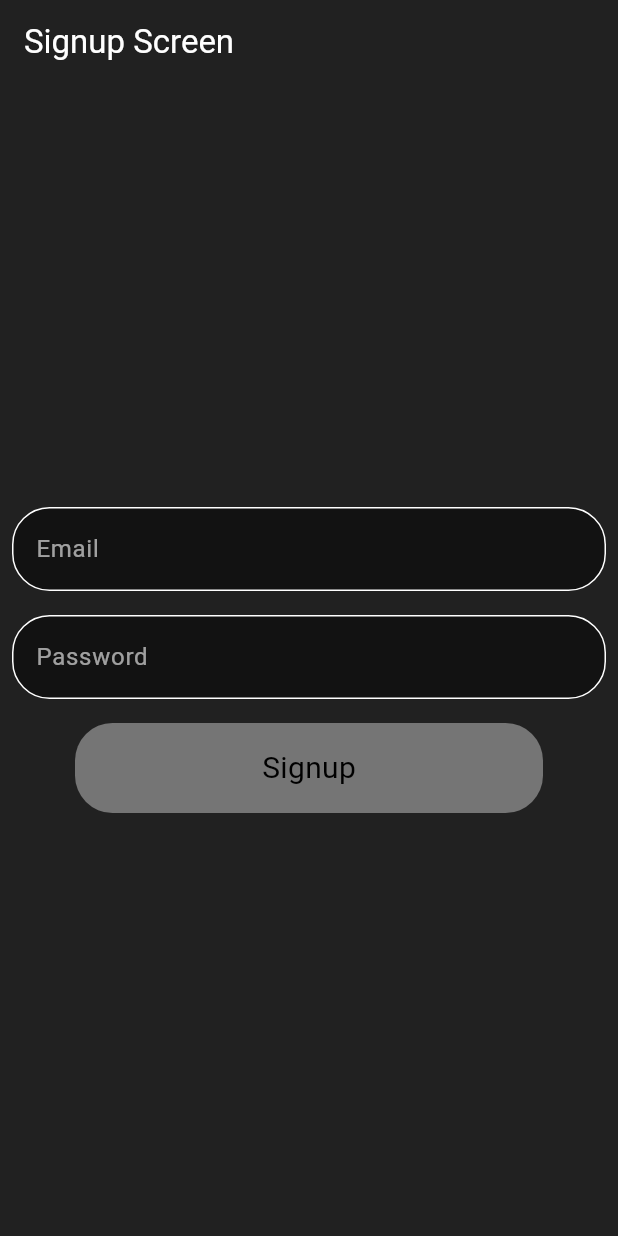
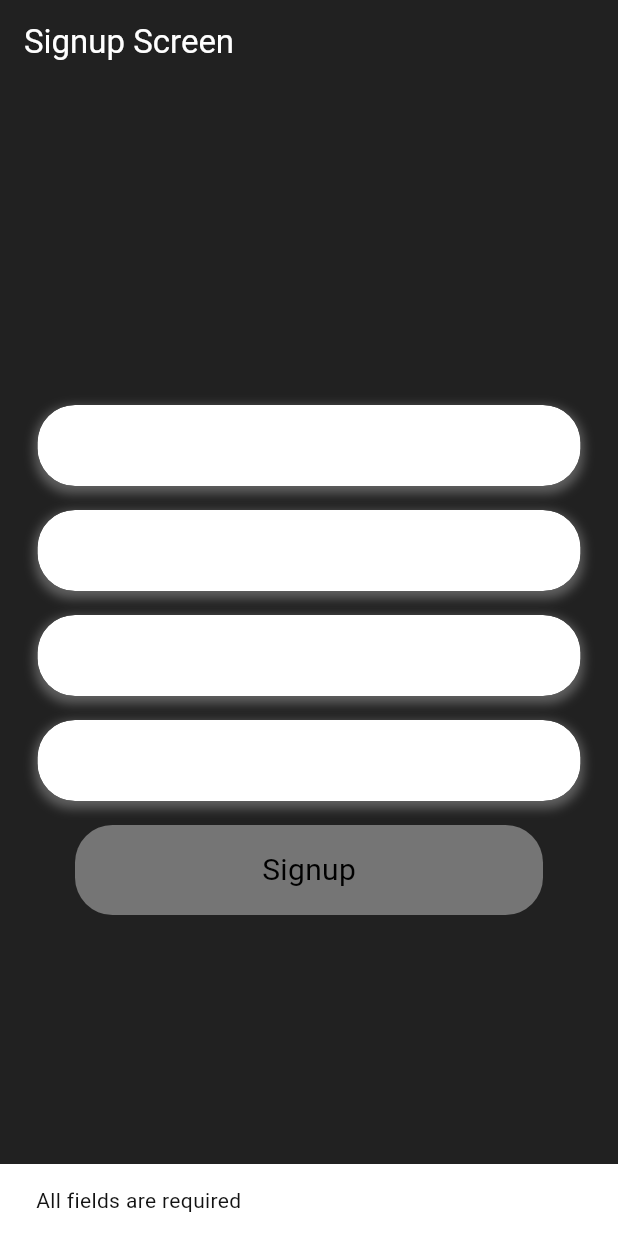
Before and after one commit to dragron-007/Music, a Flutter app: the Signupscreen screen opened directly, after a tap on "Signup", on a phone screen of 412 x 824 dp. Run offline on Flutter 3.47's test engine with Material 3 defaults, Android fonts, the phone set to English and light mode, and no system bars; our stand-ins replace audioplayers, cloud_firestore, file_picker, firebase_auth, firebase_core, firebase_storage and 2 more; missing offline and left inert: dart:ffi; accounts and stored records are empty.

Commit message:
signup update

```diff
--- a/lib/Auth_service/SigninScreen.dart
+++ b/lib/Auth_service/SigninScreen.dart
@@ -1,8 +1,9 @@
 import 'package:flutter/cupertino.dart';
 import 'package:flutter/material.dart';
+import 'package:firebase_auth/firebase_auth.dart';
 import 'package:music_test2/Screens/HomeScreen.dart';
 import 'package:music_test2/Auth_service/SignupScreen.dart';
-import 'package:firebase_auth/firebase_auth.dart';
+
 
 class Signinscreen extends StatefulWidget {
   const Signinscreen({super.key});
--- a/lib/Auth_service/SignupScreen.dart
+++ b/lib/Auth_service/SignupScreen.dart
@@ -2,8 +2,6 @@ import 'package:flutter/material.dart';
 import 'SigninScreen.dart';
 import 'package:firebase_auth/firebase_auth.dart';
 import 'package:cloud_firestore/cloud_firestore.dart';
-import 'package:provider/provider.dart';
-import 'package:music_test2/Themes/theme_provider.dart';
 
 class Signupscreen extends StatefulWidget {
   const Signupscreen({Key? key}) : super(key: key);
@@ -13,47 +11,107 @@ class Signupscreen extends StatefulWidget {
 }
 
 class _SignupscreenState extends State<Signupscreen> {
-  TextEditingController _emailController = TextEditingController();
-  TextEditingController _passwordController = TextEditingController();
+  final TextEditingController _emailController = TextEditingController();
+  final TextEditingController _passwordController = TextEditingController();
+  final TextEditingController _fullNameController = TextEditingController();
+  final TextEditingController _usernameController = TextEditingController();
   bool _circular = false;
   String _errorMessage = '';
-  FirebaseAuth _firebaseAuth = FirebaseAuth.instance;
+  bool _obscurePassword = true;
+  final FirebaseAuth _firebaseAuth = FirebaseAuth.instance;
 
   Future<void> _createUserWithEmailAndPassword() async {
     setState(() {
       _circular = true;
     });
+
+    // Validate inputs
+    if (_emailController.text.trim().isEmpty ||
+        _passwordController.text.trim().isEmpty ||
+        _fullNameController.text.trim().isEmpty ||
+        _usernameController.text.trim().isEmpty) {
+      setState(() {
+        _circular = false;
+        _errorMessage = 'All fields are required';
+      });
+      _showSnackbar(_errorMessage);
+      return;
+    }
+
+    if (!RegExp(r"^[a-zA-Z0-9._%+-]+@[a-zA-Z0-9.-]+\.[a-zA-Z]{2,4}$")
+        .hasMatch(_emailController.text.trim())) {
+      setState(() {
+        _circular = false;
+        _errorMessage = 'Please enter a valid email';
+      });
+      _showSnackbar(_errorMessage);
+      return;
+    }
+
+    if (_passwordController.text.trim().length < 6) {
+      setState(() {
+        _circular = false;
+        _errorMessage = 'Password should be at least 6 characters';
+      });
+      _showSnackbar(_errorMessage);
+      return;
+    }
+
     try {
-      final UserCredential credential = await _firebaseAuth.createUserWithEmailAndPassword(
+      bool usernameExists = await _checkIfUsernameExists(_usernameController.text.trim());
+      if (usernameExists) {
+        setState(() {
+          _circular = false;
+        });
+        _showSnackbar('The username is already taken. Please choose another one.');
+        return;
+      }
+
+      final UserCredential credential =
+      await _firebaseAuth.createUserWithEmailAndPassword(
         email: _emailController.text.trim(),
         password: _passwordController.text.trim(),
       );
 
       // Save user data in Firestore
-      await FirebaseFirestore.instance.collection('users').doc(credential.user!.uid).set({
+      await FirebaseFirestore.instance
+          .collection('users')
+          .doc(credential.user!.uid)
+          .set({
         'email': _emailController.text.trim(),
-        'displayName': 'Default Name', // Default value
-        'photoUrl': 'https://example.com/default-photo.jpg', // Default value
+        'fullName': _fullNameController.text.trim(),
+        'username': _usernameController.text.trim(),
         'createdOn': FieldValue.serverTimestamp(),
-        'gender': '', // Default value
       });
 
       // Navigate to the sign-in screen after successful account creation
-      Navigator.pushReplacement(context, MaterialPageRoute(builder: (context) => Signinscreen()));
+      Navigator.pushReplacement(
+          context, MaterialPageRoute(builder: (context) => Signinscreen()));
     } on FirebaseAuthException catch (e) {
       // Handle different sign-up errors
       if (e.code == 'weak-password') {
         _showSnackbar('The password provided is too weak.');
       } else if (e.code == 'email-already-in-use') {
         _showSnackbar('The account already exists for that email.');
+      } else {
+        _showSnackbar('An error occurred. Please try again.');
       }
     } catch (e) {
       print(e);
+      _showSnackbar('An error occurred. Please try again.');
     } finally {
       setState(() {
         _circular = false;
       });
     }
+  }
+
+  Future<bool> _checkIfUsernameExists(String username) async {
+    final result = await FirebaseFirestore.instance
+        .collection('users')
+        .where('username', isEqualTo: username)
+        .get();
+    return result.docs.isNotEmpty;
   }
 
   void _showSnackbar(String message) {
@@ -67,7 +125,6 @@ class _SignupscreenState extends State<Signupscreen> {
   @override
   Widget build(BuildContext context) {
     final theme = Theme.of(context);
-    final textTheme = theme.textTheme;
 
     return Scaffold(
       appBar: AppBar(
@@ -75,39 +132,19 @@ class _SignupscreenState extends State<Signupscreen> {
         backgroundColor: theme.colorScheme.background,
       ),
       backgroundColor: theme.colorScheme.background,
-      body: Column(
-        mainAxisAlignment: MainAxisAlignment.center,
-        children: [
-          _inbar("Email", false, _emailController, theme),
-          _inbar("Password", true, _passwordController, theme),
-          _button("Signup", _createUserWithEmailAndPassword, theme),
-        ],
-      ),
-    );
-  }
-
-  Widget _inbar(String hint, bool obText, TextEditingController controller, ThemeData theme) {
-    return Padding(
-      padding: const EdgeInsets.all(8.0),
-      child: TextFormField(
-        controller: controller,
-        obscureText: obText,
-        style: TextStyle(color: theme.textTheme.bodyLarge?.color),
-        decoration: InputDecoration(
-          hintText: hint,
-          hintStyle: TextStyle(color: theme.hintColor),
-          filled: true,
-          fillColor: theme.inputDecorationTheme.fillColor,
-          border: OutlineInputBorder(
-            borderRadius: BorderRadius.circular(25),
-          ),
-          focusedBorder: OutlineInputBorder(
-            borderSide: BorderSide(color: theme.colorScheme.primary),
-            borderRadius: BorderRadius.circular(25),
-          ),
-          errorBorder: OutlineInputBorder(
-            borderSide: BorderSide(color: theme.colorScheme.error),
-            borderRadius: BorderRadius.circular(25),
+      body: Center(
+        child: SingleChildScrollView(
+          child: Column(
+            mainAxisAlignment: MainAxisAlignment.center,
+            children: [
+              inputField("Enter Email", false, _emailController, theme),
+              inputField("Enter Full Name", false, _fullNameController, theme),
+              inputField("Enter Username", false, _usernameController, theme),
+              inputField("Enter Password", true, _passwordController, theme),
+              _button("Signup", _createUserWithEmailAndPassword, theme),
+              if (_circular)
+                CircularProgressIndicator(),
+            ],
           ),
         ),
       ),
@@ -139,4 +176,60 @@ class _SignupscreenState extends State<Signupscreen> {
       ),
     );
   }
+
+  Widget inputField(String hint, bool isPassword,
+      TextEditingController controller, ThemeData theme) {
+    return Padding(
+      padding: const EdgeInsets.fromLTRB(25, 8, 25, 8),
+      child: Container(
+        decoration: BoxDecoration(
+          borderRadius: BorderRadius.circular(25),
+          boxShadow: [
+            BoxShadow(
+              color: Colors.grey.withOpacity(0.5),
+              spreadRadius: 2,
+              blurRadius: 5,
+              offset: Offset(0, 3), // changes position of shadow
+            ),
+          ],
+        ),
+        child: ClipRRect(
+          borderRadius: BorderRadius.circular(25),
+          child: TextFormField(
+            controller: controller,
+            obscureText: isPassword ? _obscurePassword : false,
+            decoration: InputDecoration(
+              hintText: hint,
+              hintStyle: TextStyle(color: theme.hintColor),
+              filled: true,
+              fillColor: Colors.white,
+              suffixIcon: isPassword
+                  ? IconButton(
+                icon: Icon(
+                  _obscurePassword
+                      ? Icons.visibility
+                      : Icons.visibility_off,
+                ),
+                onPressed: () {
+                  setState(() {
+                    _obscurePassword = !_obscurePassword;
+                  });
+                },
+              )
+                  : null,
+              border: OutlineInputBorder(
+                borderRadius: BorderRadius.circular(25),
+                borderSide: BorderSide.none,
+              ),
+              contentPadding:
+              EdgeInsets.symmetric(horizontal: 20, vertical: 15),
+            ),
+            keyboardType: isPassword
+                ? TextInputType.visiblePassword
+                : TextInputType.emailAddress,
+          ),
+        ),
+      ),
+    );
+  }
 }
--- a/pubspec.yaml
+++ b/pubspec.yaml
@@ -29,4 +29,3 @@ flutter:
   uses-material-design: true
   assets:
     - assets/image/
-    - assets/music/
```
Also changed, not shown: pubspec.lock, 1 other file.
